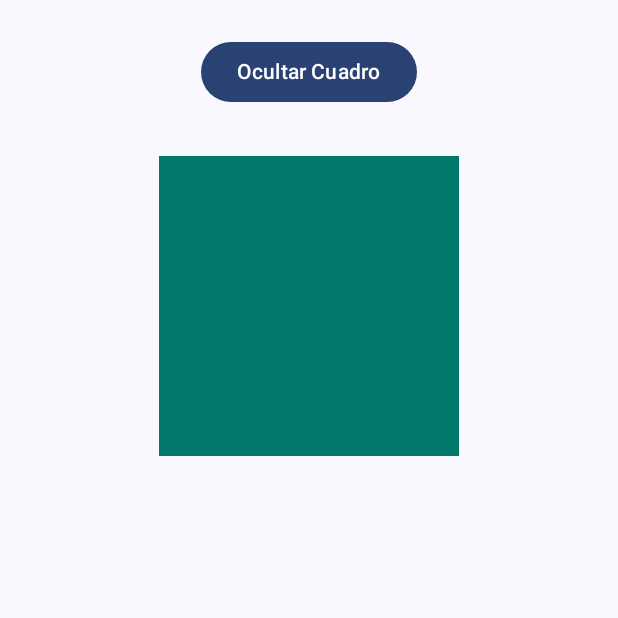
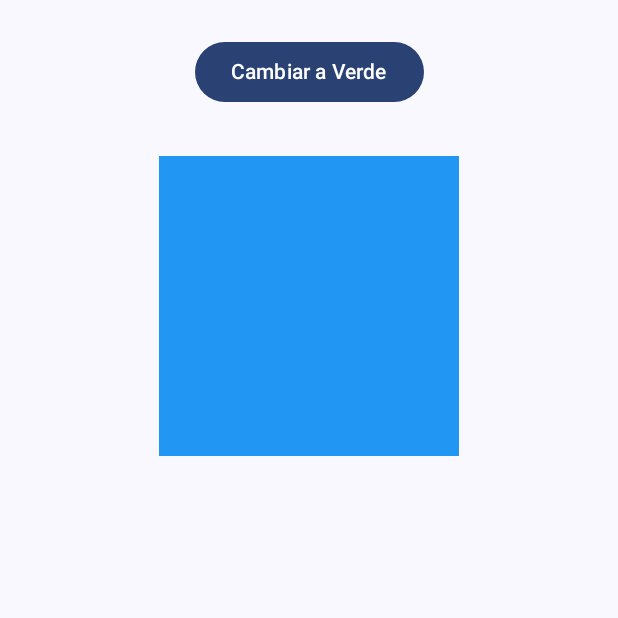
Before and after one commit to breyneer-r/Lab13_Animaciones, an Android app built with Jetpack Compose: the screen it shows after launch (MainActivity), on a phone screen of 412 x 824 dp, the top half of it. Run offline under Robolectric (Android 15) with nearby library versions, the phone set to English and light mode, and no system bars.

```diff
--- a/app/build.gradle.kts
+++ b/app/build.gradle.kts
@@ -6,13 +6,13 @@ plugins {
 
 android {
     namespace = "com.example.lab13_animaciones"
-    compileSdk {
-        version = release(36)
-    }
+    // Mantener en 36 para resolver los problemas de dependencias anteriores.
+    compileSdk = 36
 
     defaultConfig {
         applicationId = "com.example.lab13_animaciones"
-        minSdk = 36
+        // CORRECCIÓN FINAL: Se actualiza a 26 para resolver el error de íconos adaptativos.
+        minSdk = 26
         targetSdk = 36
         versionCode = 1
         versionName = "1.0"
@@ -42,6 +42,7 @@ android {
 }
 
 dependencies {
+    // Core Android/Kotlin/Compose
     implementation(libs.androidx.core.ktx)
     implementation(libs.androidx.lifecycle.runtime.ktx)
     implementation(libs.androidx.activity.compose)
@@ -50,6 +51,11 @@ dependencies {
     implementation(libs.androidx.compose.ui.graphics)
     implementation(libs.androidx.compose.ui.tooling.preview)
     implementation(libs.androidx.compose.material3)
+
+    // Dependencia para Animaciones (crucial para el lab)
+    implementation("androidx.compose.animation:animation")
+
+    // Testing
     testImplementation(libs.junit)
     androidTestImplementation(libs.androidx.junit)
     androidTestImplementation(libs.androidx.espresso.core)
--- a/app/src/main/java/com/example/lab13_animaciones/MainActivity.kt
+++ b/app/src/main/java/com/example/lab13_animaciones/MainActivity.kt
@@ -5,11 +5,13 @@ import androidx.activity.ComponentActivity
 import androidx.activity.compose.setContent
 import androidx.activity.enableEdgeToEdge
 import androidx.compose.animation.AnimatedVisibility
+import androidx.compose.animation.animateColorAsState
 import androidx.compose.animation.expandVertically
 import androidx.compose.animation.fadeIn
 import androidx.compose.animation.fadeOut
 import androidx.compose.animation.shrinkVertically
 import androidx.compose.animation.core.spring
+import androidx.compose.animation.core.tween
 import androidx.compose.foundation.background
 import androidx.compose.foundation.layout.Arrangement
 import androidx.compose.foundation.layout.Box
@@ -39,8 +41,11 @@ class MainActivity : ComponentActivity() {
         setContent {
             Lab13_AnimacionesTheme {
                 Scaffold(modifier = Modifier.fillMaxSize()) { innerPadding ->
-                    // 🚩 Llamada al Ejercicio 1
-                    Ejercicio1_AnimatedVisibility(modifier = Modifier.padding(innerPadding))
+                    // 🚩 Llamada al Ejercicio 2
+                    Ejercicio2_AnimateColorAsState(modifier = Modifier.padding(innerPadding))
+
+                    // Para probar el Ejercicio 1 de nuevo, usa:
+                    // Ejercicio1_AnimatedVisibility(modifier = Modifier.padding(innerPadding))
                 }
             }
         }
@@ -48,13 +53,56 @@ class MainActivity : ComponentActivity() {
 }
 
 // ----------------------------------------------------
+// 🎨 Ejercicio 2: Cambio de Color con animateColorAsState
+// ----------------------------------------------------
+
+@Composable
+fun Ejercicio2_AnimateColorAsState(modifier: Modifier = Modifier) {
+    // 1. Variable de estado booleana para alternar el color.
+    var isBlue by remember { mutableStateOf(true) }
+
+    // Definir los colores objetivo (Azul y Verde)
+    val targetColor = if (isBlue) Color(0xFF2196F3) else Color(0xFF4CAF50)
+
+    // 2. Usar animateColorAsState para animar la transición del color de forma continua.
+    val animatedColor by animateColorAsState(
+        targetValue = targetColor,
+        // 3. Experimentación: Usa 'tween' (transición suave de 1 seg) o 'spring()' (efecto elástico).
+        animationSpec = tween(durationMillis = 1000),
+        label = "Color Animation"
+    )
+
+    Column(
+        modifier = modifier
+            .fillMaxSize()
+            .padding(24.dp),
+        horizontalAlignment = Alignment.CenterHorizontally,
+        verticalArrangement = Arrangement.Top
+    ) {
+        // Botón para cambiar el estado
+        Button(
+            onClick = { isBlue = !isBlue },
+            modifier = Modifier.padding(bottom = 32.dp)
+        ) {
+            Text(text = "Cambiar a ${if (isBlue) "Verde" else "Azul"}")
+        }
+
+        // El cuadro que usa el color animado
+        Box(
+            modifier = Modifier
+                .size(200.dp)
+                .background(animatedColor) // Color animado
+        )
+    }
+}
+
+// ----------------------------------------------------
 // 🚀 Ejercicio 1: Animación de Visibilidad con AnimatedVisibility
-// Permite mostrar u ocultar un elemento componible con efectos de entrada y salida
+// (Se mantiene en el archivo por si quieres probarlo de nuevo)
 // ----------------------------------------------------
 
 @Composable
 fun Ejercicio1_AnimatedVisibility(modifier: Modifier = Modifier) {
-    // 1. Variable de estado booleana para controlar la visibilidad.
     var isVisible by remember { mutableStateOf(true) }
 
     Column(
@@ -64,7 +112,6 @@ fun Ejercicio1_AnimatedVisibility(modifier: Modifier = Modifier) {
         horizontalAlignment = Alignment.CenterHorizontally,
         verticalArrangement = Arrangement.Top
     ) {
-        // 2. Botón que al hacer clic alterne la visibilidad del elemento
         Button(
             onClick = { isVisible = !isVisible },
             modifier = Modifier.padding(bottom = 32.dp)
@@ -72,28 +119,25 @@ fun Ejercicio1_AnimatedVisibility(modifier: Modifier = Modifier) {
             Text(text = if (isVisible) "Ocultar Cuadro" else "Mostrar Cuadro")
         }
 
-        // 3. Usa AnimatedVisibility para que el cuadro aparezca y desaparezca suavemente.
         AnimatedVisibility(
             visible = isVisible,
-            // 4. Configura las animaciones de entrada y salida con efectos como fadeIn y fadeOut.
             enter = fadeIn(animationSpec = spring()) + expandVertically(expandFrom = Alignment.Top),
             exit = fadeOut(animationSpec = spring()) + shrinkVertically(shrinkTowards = Alignment.Top)
         ) {
-            // El elemento componible (un cuadro de color)
             Box(
                 modifier = Modifier
                     .size(200.dp)
-                    .background(Color(0xFF00796B)) // Un color verde azulado
+                    .background(Color(0xFF00796B))
             )
         }
     }
 }
 
-
 @Preview(showBackground = true)
 @Composable
 fun AnimationPreview() {
     Lab13_AnimacionesTheme {
-        Ejercicio1_AnimatedVisibility()
+        // Puedes cambiar aquí la función de previsualización si lo necesitas
+        Ejercicio2_AnimateColorAsState()
     }
 }
```
